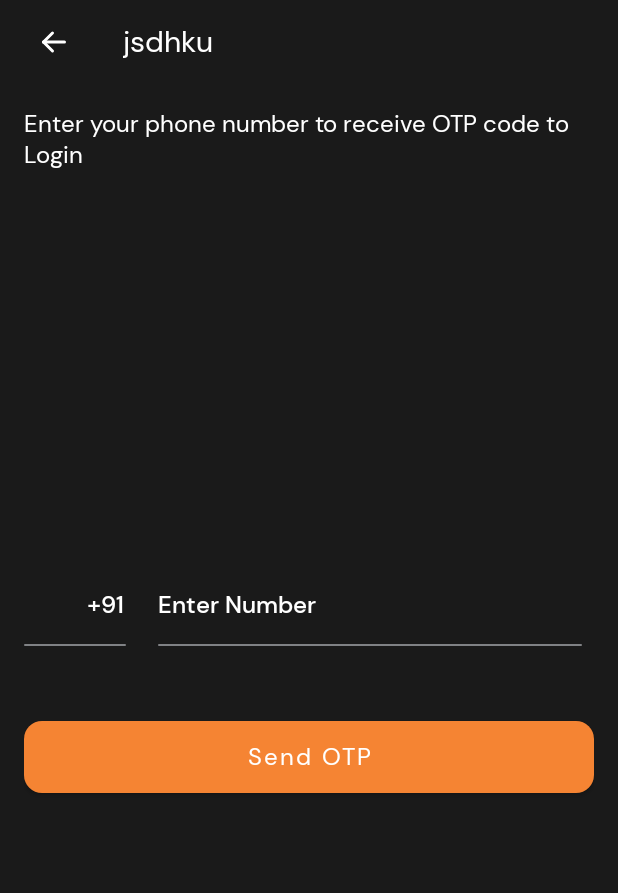
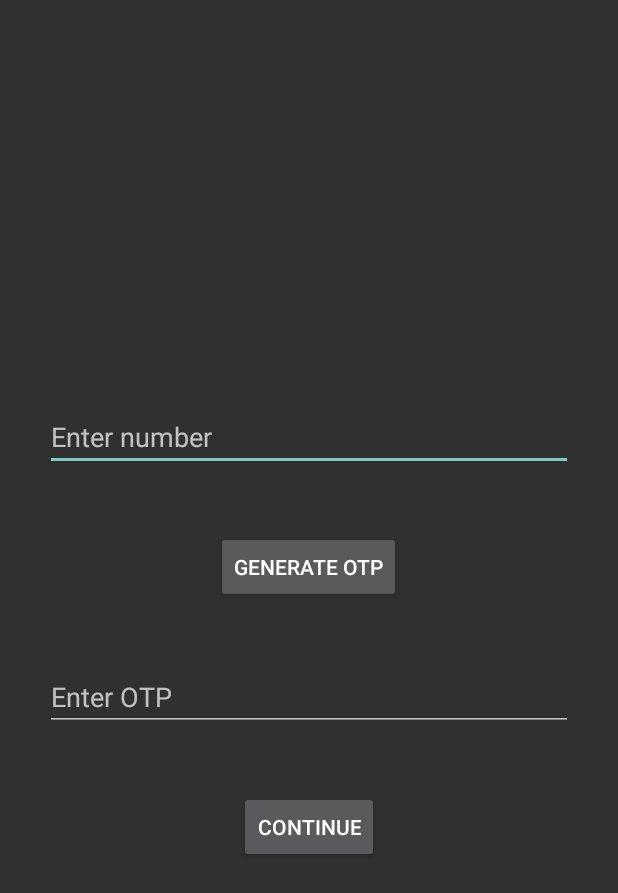
Before and after one commit to InnoKritika/Boiler-Plate, an Android app: the NumberVerificationActivity screen opened directly, with no data from a screen before it, on a phone screen of 412 x 824 dp. Shown: the top 893 px of the screen. Run offline under Robolectric (Android 15) with nearby library versions, the phone set to English and light mode, and no system bars; our stand-ins replace Firebase (no records; nobody signed in at launch, a user with empty details on screens opened directly).

Commit message:
06072021_0717_numberVerificationUsingOTP

```diff
--- a/app/src/main/java/com/example/boilerplate/Activities/NumberVerificationActivity.java
+++ b/app/src/main/java/com/example/boilerplate/Activities/NumberVerificationActivity.java
@@ -3,35 +3,119 @@ package com.example.boilerplate.Activities;
 import android.content.Intent;
 import android.os.Bundle;
 import android.view.View;
+import android.widget.Button;
+import android.widget.EditText;
+import android.widget.Toast;
 
+import androidx.annotation.NonNull;
 import androidx.annotation.Nullable;
 import androidx.appcompat.app.AppCompatActivity;
 
 import com.example.boilerplate.R;
+import com.google.android.gms.tasks.OnCompleteListener;
+import com.google.android.gms.tasks.Task;
 import com.google.android.material.appbar.MaterialToolbar;
 import com.google.android.material.button.MaterialButton;
+import com.google.firebase.FirebaseException;
+import com.google.firebase.auth.AuthResult;
+import com.google.firebase.auth.FirebaseAuth;
+import com.google.firebase.auth.PhoneAuthCredential;
+import com.google.firebase.auth.PhoneAuthProvider;
+
+import java.util.concurrent.TimeUnit;
 
 public class NumberVerificationActivity extends AppCompatActivity {
 
-    MaterialButton btnSendOTP;
-    //MaterialToolbar toolbar;
+    Button btnGenerateOTP, btnSignIn;
+
+    EditText etPhoneNumber, etOTP;
+
+    String phoneNumber, otp;
+
+    FirebaseAuth auth;
+
+    PhoneAuthProvider.OnVerificationStateChangedCallbacks mCallback;
+    private String verificationCode;
+
     @Override
-    protected void onCreate(@Nullable Bundle savedInstanceState) {
+    protected void onCreate(Bundle savedInstanceState) {
         super.onCreate(savedInstanceState);
-        setContentView(R.layout.activity_number_verification);
+        setContentView(R.layout.activity_number_otp);
+        findViews();
 
-       // toolbar = findViewById(R.id.toolbar);
-        btnSendOTP = findViewById(R.id.btnSendOTP);
+        StartFirebaseLogin();
 
-//        setSupportActionBar(toolbar);
-//        getSupportActionBar().setTitle("Enter Number");
-
-        btnSendOTP.setOnClickListener(new View.OnClickListener() {
+        btnGenerateOTP.setOnClickListener(new View.OnClickListener() {
             @Override
             public void onClick(View v) {
-                Intent send = new Intent(NumberVerificationActivity.this,VerifyOTPActivity.class);
-                startActivity(send);
+                phoneNumber=etPhoneNumber.getText().toString();
+
+                PhoneAuthProvider.getInstance().verifyPhoneNumber(
+                        phoneNumber,                     // Phone number to verify
+                        60,                           // Timeout duration
+                        TimeUnit.SECONDS,                // Unit of timeout
+                        NumberVerificationActivity.this,        // Activity (for callback binding)
+                        mCallback);                      // OnVerificationStateChangedCallbacks
+            }
+        });
+
+        btnSignIn.setOnClickListener(new View.OnClickListener() {
+            @Override
+            public void onClick(View v) {
+                otp=etOTP.getText().toString();
+
+                PhoneAuthCredential credential = PhoneAuthProvider.getCredential(verificationCode, otp);
+
+                SigninWithPhone(credential);
             }
         });
     }
+
+    private void SigninWithPhone(PhoneAuthCredential credential) {
+        auth.signInWithCredential(credential)
+                .addOnCompleteListener(new OnCompleteListener<AuthResult>() {
+                    @Override
+                    public void onComplete(@NonNull Task<AuthResult> task) {
+                        if (task.isSuccessful()) {
+                            startActivity(new Intent(NumberVerificationActivity.this,MainActivity.class));
+                            finish();
+                        } else {
+                            Toast.makeText(NumberVerificationActivity.this,"Incorrect OTP",Toast.LENGTH_SHORT).show();
+                        }
+                    }
+                });
+    }
+
+    private void findViews() {
+        btnGenerateOTP=findViewById(R.id.btnNumber);
+        btnSignIn=findViewById(R.id.btnContinue1);
+
+        etPhoneNumber=findViewById(R.id.etNumber);
+        etOTP=findViewById(R.id.etOtP);
+    }
+
+    private void StartFirebaseLogin() {
+
+        auth = FirebaseAuth.getInstance();
+        mCallback = new PhoneAuthProvider.OnVerificationStateChangedCallbacks() {
+
+            @Override
+            public void onVerificationCompleted(PhoneAuthCredential phoneAuthCredential) {
+                Toast.makeText(NumberVerificationActivity.this, "verification completed", Toast.LENGTH_SHORT).show();
+            }
+
+            @Override
+            public void onVerificationFailed(FirebaseException e) {
+                Toast.makeText(NumberVerificationActivity.this,"verification fialed",Toast.LENGTH_SHORT).show();
+            }
+
+            @Override
+            public void onCodeSent(String s, PhoneAuthProvider.ForceResendingToken forceResendingToken) {
+                super.onCodeSent(s, forceResendingToken);
+                verificationCode = s;
+                Toast.makeText(NumberVerificationActivity.this,"Code sent",Toast.LENGTH_SHORT).show();
+            }
+        };
+    }
+
 }
--- a/app/src/main/java/com/example/boilerplate/Activities/OTPVerificationActivity.java
+++ b/app/src/main/java/com/example/boilerplate/Activities/OTPVerificationActivity.java
@@ -23,7 +23,7 @@ public class OTPVerificationActivity extends AppCompatActivity {
         super.onCreate(savedInstanceState);
         setContentView(R.layout.activity_otp_verification);
 
-        etOTP = findViewById(R.id.etOTP);
+        etOTP = findViewById(R.id.etOTP1);
         btnOTPSend = findViewById(R.id.btnSubmitOTP);
         phoneNumber = getIntent().getStringExtra("mobile").toString();
 
--- a/app/src/main/res/layout/activity_number_otp.xml
+++ b/app/src/main/res/layout/activity_number_otp.xml
@@ -13,14 +13,29 @@
         android:ems="10"
         android:layout_margin="30dp"
         android:inputType="textPersonName"
-        android:hint="number " />
+        android:hint="Enter number " />
 
     <Button
         android:id="@+id/btnNumber"
         android:layout_width="wrap_content"
         android:layout_margin="10dp"
         android:layout_height="wrap_content"
-        android:text="Submit" />
+        android:text="Generate OTP" />
+    <EditText
+        android:id="@+id/etOtP"
+        android:layout_width="match_parent"
+        android:layout_height="wrap_content"
+        android:ems="10"
+        android:layout_margin="30dp"
+        android:inputType="textPersonName"
+        android:hint="Enter OTP " />
+
+    <Button
+        android:id="@+id/btnContinue1"
+        android:layout_width="wrap_content"
+        android:layout_margin="10dp"
+        android:layout_height="wrap_content"
+        android:text="Continue" />
 
     <ProgressBar
         android:id="@+id/progressBar"
--- a/app/src/main/res/layout/activity_otp_verification.xml
+++ b/app/src/main/res/layout/activity_otp_verification.xml
@@ -6,7 +6,7 @@
     android:layout_height="match_parent">
 
     <EditText
-        android:id="@+id/etOTP"
+        android:id="@+id/etOTP1"
         android:layout_width="match_parent"
         android:layout_height="wrap_content"
         android:ems="10"
```
Also changed, not shown: app/src/main/java/com/example/boilerplate/Activities/PhoneNumberVerificationActivity.java (+83 -37 lines).
